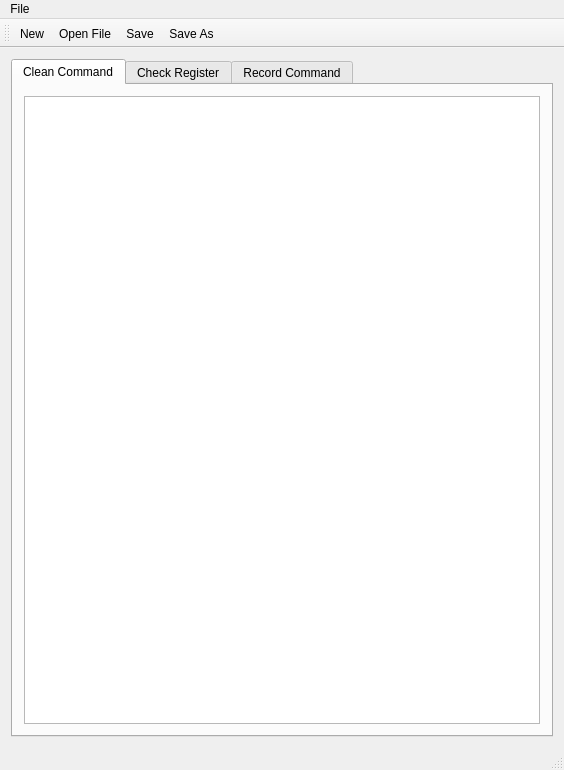
Qt form FPGA Check Input/mainwindow.ui (pengjianaixue/FPGA-Check-Input) before a commit.
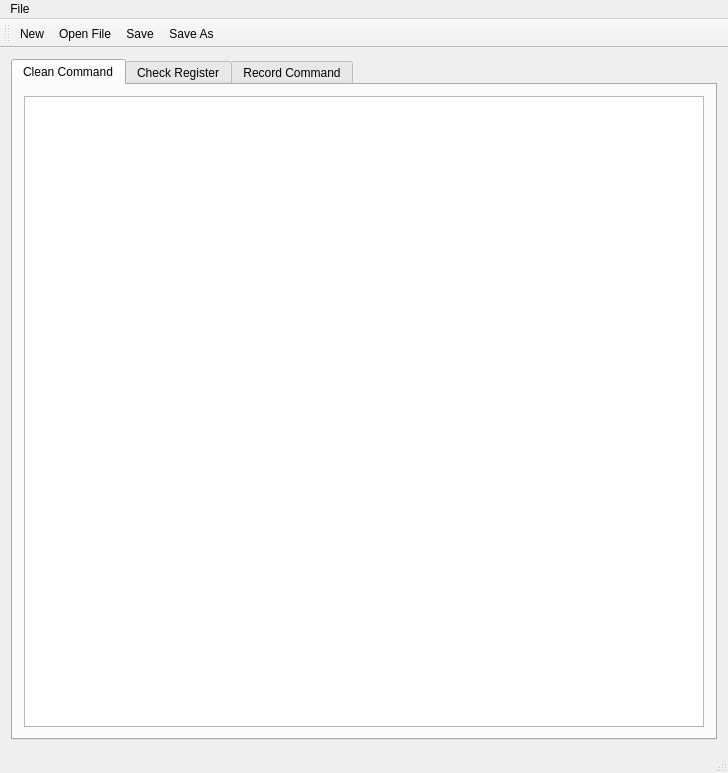
The same form after that commit. The open tabs and pages were chosen to show the change. Icons and pictures are not drawn.

Commit message: reset the program windows size

The edit to the form file:
```diff
--- a/FPGA Check Input/mainwindow.ui
+++ b/FPGA Check Input/mainwindow.ui
@@ -6,8 +6,8 @@
    <rect>
     <x>0</x>
     <y>0</y>
-    <width>560</width>
-    <height>770</height>
+    <width>728</width>
+    <height>773</height>
    </rect>
   </property>
   <property name="windowTitle">
@@ -69,7 +69,7 @@
     <rect>
      <x>0</x>
      <y>0</y>
-     <width>560</width>
+     <width>728</width>
      <height>21</height>
     </rect>
    </property>
```
Left out of the diff: 2 changed lines with no effect on the pictures. The commit also changes 2 other files.
